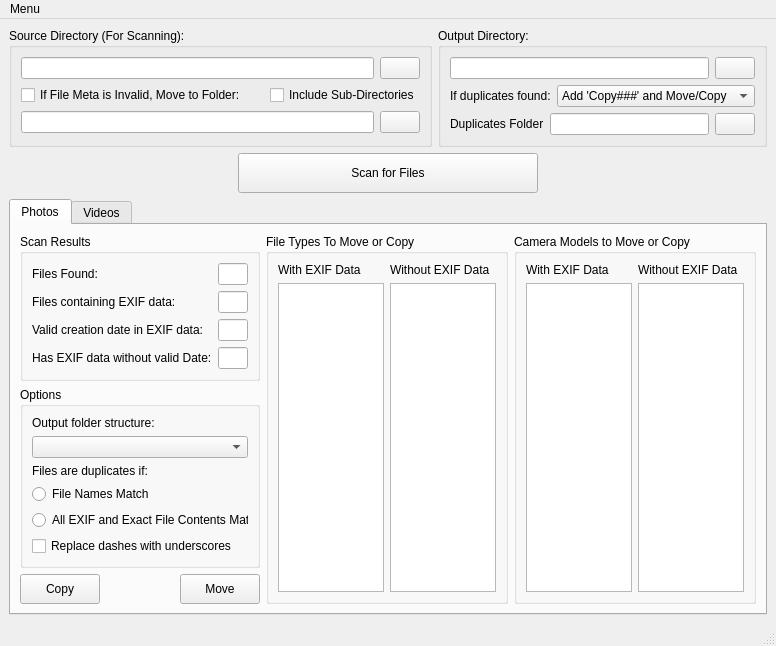
Old version of the form metamovermainwindow.ui in the repository AmelioratesDevelopment/MetaMover.
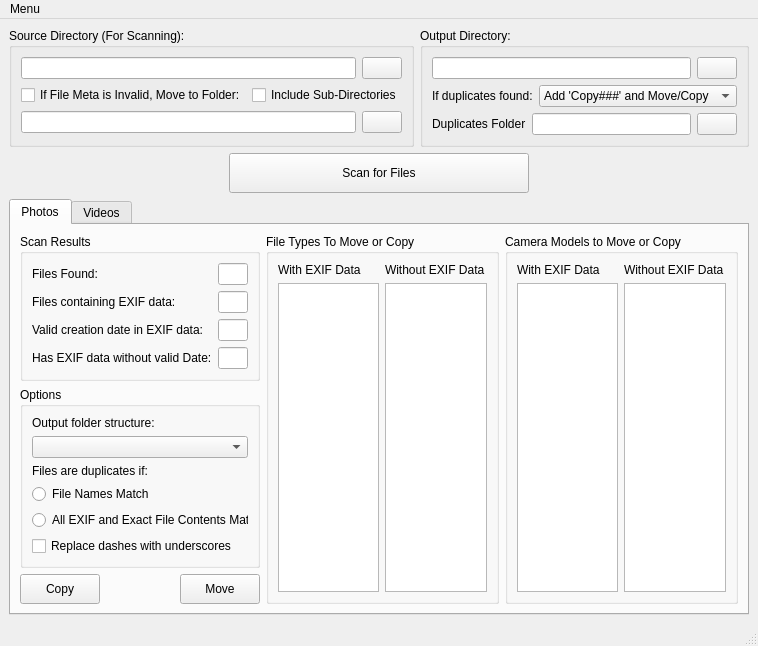
New version of the form. Icons and pictures are not drawn.

```diff
--- a/metamovermainwindow.ui
+++ b/metamovermainwindow.ui
@@ -6,7 +6,7 @@
    <rect>
     <x>0</x>
     <y>0</y>
-    <width>776</width>
+    <width>672</width>
     <height>583</height>
    </rect>
   </property>
@@ -561,7 +561,7 @@
     <rect>
      <x>0</x>
      <y>0</y>
-     <width>776</width>
+     <width>672</width>
      <height>17</height>
     </rect>
    </property>
```
Left out of the diff: 58 changed lines with no effect on the pictures.
